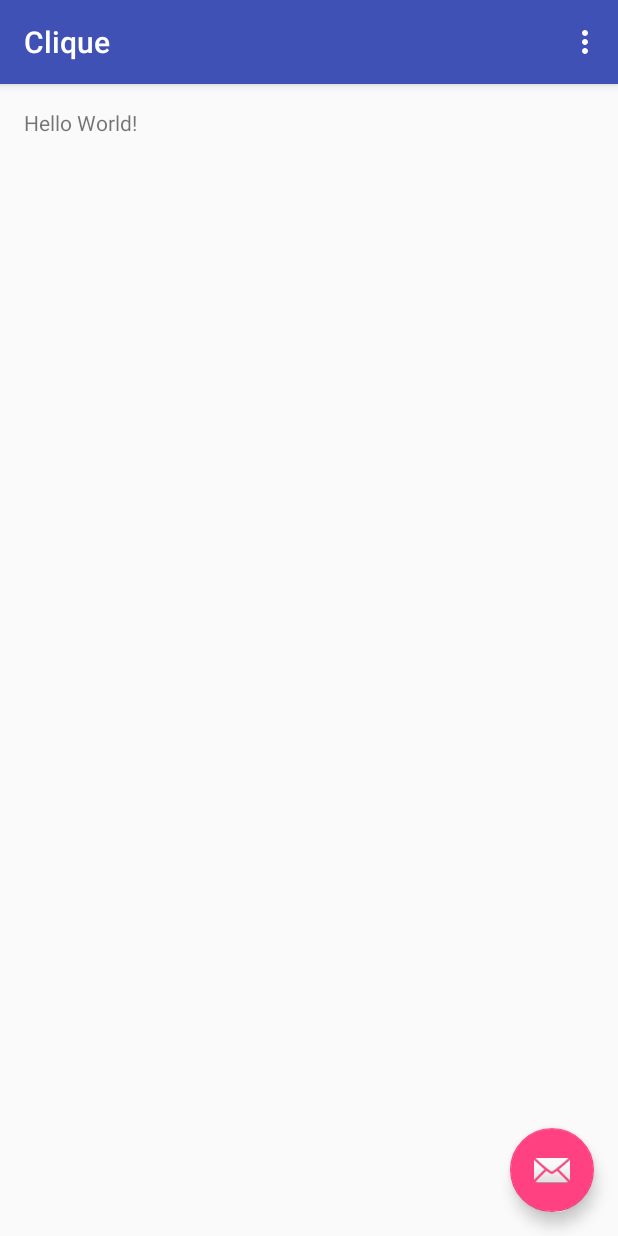
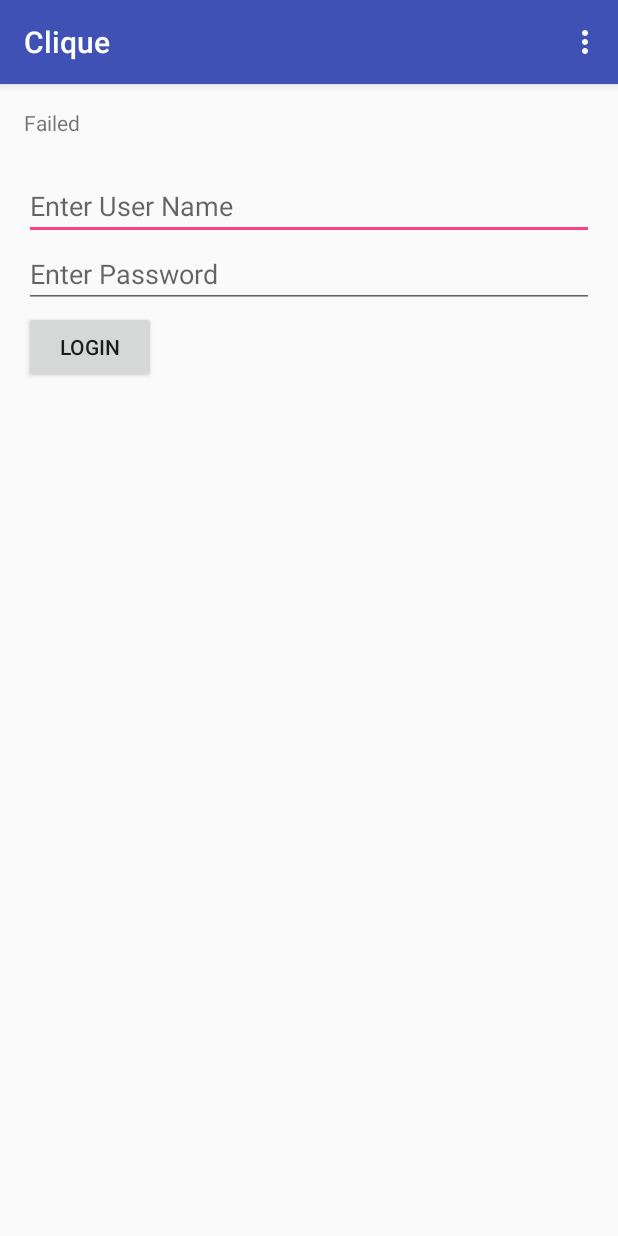
Before and after one commit to PaddyLevitt/Capstone2016PhotoShare, an Android app: the screen it shows after launch (MainActivity), in the options menu, after a tap on "Settings", on a phone screen of 412 x 824 dp. Run offline under Robolectric (Android 15) with nearby library versions, the phone set to English and light mode, and no system bars.

Commit message:
Started login class (checked with Mock Data)

```diff
--- /dev/null
+++ b/app/src/main/java/BackEnd/Login.java
@@ -0,0 +1,30 @@
+package BackEnd;
+
+import android.os.AsyncTask;
+
+/**
+ * Created by Lee Mills on 1/30/2016.
+ * This class is designed to handle login parameters on a background thread.
+ */
+public class Login extends AsyncTask <Void, Void, Boolean>{ //AsyncTask provides easy use of threads as to not interrupt main UI thread
+
+    private String userName;
+    private String password;
+
+    public Login(String userName, String password) { //parameters will be passed from login screen text when login button is pressed
+        this.userName = userName;
+        this.password = password;
+    }
+    @Override
+    protected Boolean doInBackground(Void... params) { // method executes thread that is done in background separate from main UI thread (will matter when DB is being accessed)
+
+        MockData tempData = new MockData(); //will be replaced by the DB connection when DB becomes active (maybe a separate class???))
+
+        for(UserProfile temp : tempData.tempProfileList)  //will be replaced by searching database for login credentials when DB becomes active (maybe a separate class??)
+            if (userName.equals(temp.getUserName()) && password.equals(temp.getPassword()))
+                return true;
+
+        return false;
+    }
+
+}
--- /dev/null
+++ b/app/src/main/java/BackEnd/MockData.java
@@ -0,0 +1,20 @@
+package BackEnd;
+
+import java.util.ArrayList;
+
+/**
+ * Created by Lee Mills on 1/30/2016.
+ * This class is for temporary Mock Data for testing purposes only and
+ * will be replaced by data from the DB when active.
+*/
+public class MockData {
+
+    public ArrayList<UserProfile> tempProfileList;
+
+    public MockData () {
+        tempProfileList = new ArrayList<>();
+        tempProfileList.add(new UserProfile("Bill", "B1", "bpw", "billy@yahoo.com"));
+        tempProfileList.add(new UserProfile("Jill", "J1", "jpw", "jilly@yahoo.com"));
+    }
+
+}
--- a/app/src/main/java/com/capstone/photoshare/MainActivity.java
+++ b/app/src/main/java/com/capstone/photoshare/MainActivity.java
@@ -1,13 +1,15 @@
 package com.capstone.photoshare;
 
 import android.os.Bundle;
-import android.support.design.widget.FloatingActionButton;
-import android.support.design.widget.Snackbar;
 import android.support.v7.app.AppCompatActivity;
 import android.support.v7.widget.Toolbar;
-import android.view.View;
 import android.view.Menu;
 import android.view.MenuItem;
+import android.view.View;
+import android.widget.EditText;
+import android.widget.TextView;
+import java.util.concurrent.ExecutionException;
+import BackEnd.Login;
 
 public class MainActivity extends AppCompatActivity {
 
@@ -17,15 +19,6 @@ public class MainActivity extends AppCompatActivity {
         setContentView(R.layout.activity_main);
         Toolbar toolbar = (Toolbar) findViewById(R.id.toolbar);
         setSupportActionBar(toolbar);
-
-        FloatingActionButton fab = (FloatingActionButton) findViewById(R.id.fab);
-        fab.setOnClickListener(new View.OnClickListener() {
-            @Override
-            public void onClick(View view) {
-                Snackbar.make(view, "Replace with your own action", Snackbar.LENGTH_LONG)
-                        .setAction("Action", null).show();
-            }
-        });
     }
 
     @Override
@@ -49,4 +42,36 @@ public class MainActivity extends AppCompatActivity {
 
         return super.onOptionsItemSelected(item);
     }
+
+    /*
+        When the login button is clicked this method takes the password and user name found in the MockData class and
+        checks it against what is entered on the unfinished login screen(Main activity).
+        If the data matches the "Hello World" text changes to read "Success" else it changes
+        to read "Failed". The check is done using a background thread with the login class via
+        an AsyncTask extension. This background threading will be critical when accessing the live DB.
+     */
+    public void sendMessage(View view) {
+        //From user name field
+        EditText editText = (EditText) findViewById(R.id.userNameText);
+        String userName = editText.getText().toString();
+
+        //From password field
+        EditText editText2 = (EditText) findViewById(R.id.passwordText);
+        String password = editText2.getText().toString();
+
+        Login login = new Login(userName, password);
+        login.execute(); //must be called to execute protected doInBackground method
+
+        String result = "Failed";
+
+        try {
+            if(login.get()) //returns boolean result from doInbackground method
+                result = "Success";
+        } catch (InterruptedException | ExecutionException e) {
+            e.printStackTrace();
+        }
+
+        TextView textView = (TextView) findViewById(R.id.textView);
+        textView.setText(result);
+    }
 }
--- a/app/src/main/res/layout/activity_main.xml
+++ b/app/src/main/res/layout/activity_main.xml
@@ -23,12 +23,4 @@
 
     <include layout="@layout/content_main" />
 
-    <android.support.design.widget.FloatingActionButton
-        android:id="@+id/fab"
-        android:layout_width="wrap_content"
-        android:layout_height="wrap_content"
-        android:layout_gravity="bottom|end"
-        android:layout_margin="@dimen/fab_margin"
-        android:src="@android:drawable/ic_dialog_email" />
-
 </android.support.design.widget.CoordinatorLayout>
--- a/app/src/main/res/layout/content_main.xml
+++ b/app/src/main/res/layout/content_main.xml
@@ -10,10 +10,45 @@
     android:paddingTop="@dimen/activity_vertical_margin"
     app:layout_behavior="@string/appbar_scrolling_view_behavior"
     tools:context="com.capstone.photoshare.MainActivity"
-    tools:showIn="@layout/activity_main">
+    tools:showIn="@layout/activity_main"
+    android:clickable="false">
 
     <TextView
         android:layout_width="wrap_content"
         android:layout_height="wrap_content"
-        android:text="Hello World!" />
+        android:text="Hello World!"
+        android:id="@+id/textView" />
+
+    <Button
+        android:layout_width="wrap_content"
+        android:layout_height="wrap_content"
+        android:text="Login"
+        android:id="@+id/loginButton"
+        android:onClick="sendMessage"
+        android:layout_below="@+id/userNameText"
+        android:layout_alignParentLeft="true"
+        android:layout_alignParentStart="true"
+        android:layout_marginTop="47dp" />
+
+    <EditText
+        android:layout_width="fill_parent"
+        android:layout_height="wrap_content"
+        android:id="@+id/userNameText"
+        android:layout_marginTop="23dp"
+        android:layout_below="@+id/textView"
+        android:layout_alignParentLeft="true"
+        android:layout_alignParentStart="true"
+        android:hint="Enter User Name" />
+
+    <EditText
+        android:layout_width="match_parent"
+        android:layout_height="wrap_content"
+        android:inputType="textPassword"
+        android:ems="10"
+        android:id="@+id/passwordText"
+        android:layout_below="@+id/userNameText"
+        android:layout_alignParentLeft="true"
+        android:layout_alignParentStart="false"
+        android:hint="Enter Password" />
+
 </RelativeLayout>
```
